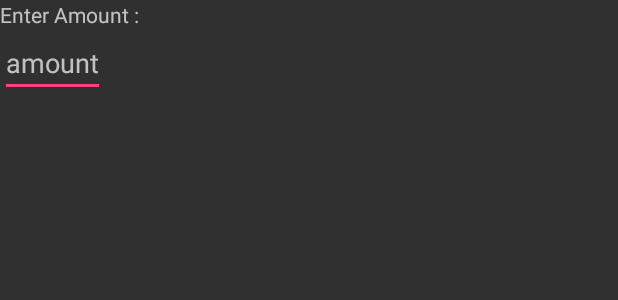
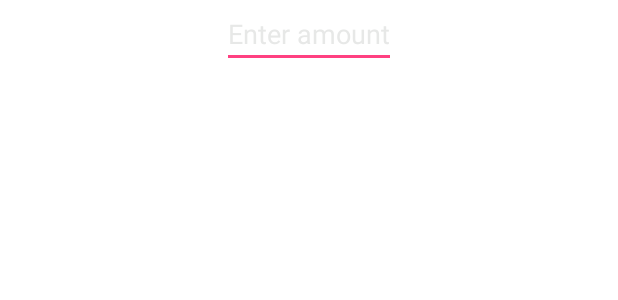
Before and after one commit to saraalhindi7/instapay, an Android app: the layout dialog.xml on its own in the app's theme, with its tools: preview values and no code run, on a phone screen of 412 x 824 dp. Shown: the top 300 px of the screen. Run offline under Robolectric (Android 15) with nearby library versions, the phone set to English and light mode, and no system bars.

Commit message:
adding amount by dialog box

```diff
--- a/app/src/main/java/makkah/wadi/instapay/instapay/BarcodeFragment.java
+++ b/app/src/main/java/makkah/wadi/instapay/instapay/BarcodeFragment.java
@@ -31,7 +31,7 @@ import static android.app.Activity.RESULT_OK;
 import static android.text.TextUtils.isEmpty;
 
 
-public class BarcodeFragment extends Fragment implements BarcodeReader.BarcodeReaderListener{
+public class BarcodeFragment extends Fragment implements BarcodeReader.BarcodeReaderListener {
     private static final String TAG = BarcodeFragment.class.getSimpleName();
 
 
@@ -76,6 +76,7 @@ public class BarcodeFragment extends Fragment implements BarcodeReader.BarcodeRe
         return view;
     }
 
+
     @Override
     public void onScanned(final Barcode barcode) {
         Log.e(TAG, "onScanned: " + barcode.displayValue);
@@ -88,6 +89,7 @@ public class BarcodeFragment extends Fragment implements BarcodeReader.BarcodeRe
                 if(!isEmpty(barcode.displayValue)){
                     makkah.wadi.instapay.instapay.Dialog dialog = makkah.wadi.instapay.instapay.Dialog.newInstance();
                     dialog.show(getFragmentManager(),"dialog");
+
                 }
             }
         });
--- a/app/src/main/java/makkah/wadi/instapay/instapay/ProfileFragment.java
+++ b/app/src/main/java/makkah/wadi/instapay/instapay/ProfileFragment.java
@@ -65,7 +65,7 @@ public class ProfileFragment extends Fragment {
             @Override
             public void onDataChange(@NonNull DataSnapshot dataSnapshot) {
                 String name = dataSnapshot.child("user").child(auth.getUid()).child("name").getValue(String.class);
-                Double balance1 = dataSnapshot.child("user").child(auth.getUid()).child("Balance").getValue(Double.class);;
+                Double balance1 = dataSnapshot.child("user").child(auth.getUid()).child("Balance").getValue(Double.class);
              //
                 Log.e("name", name);
                 Log.e("id", auth.getUid());
--- a/app/src/main/res/layout/dialog.xml
+++ b/app/src/main/res/layout/dialog.xml
@@ -2,17 +2,19 @@
 <LinearLayout
     xmlns:android="http://schemas.android.com/apk/res/android" android:layout_width="match_parent"
     android:layout_height="match_parent"
-    android:orientation="vertical">
+    android:orientation="vertical"
+    android:layout_gravity="center_horizontal"
+    android:background="@color/white">
 
-    <TextView
+
+
+    <EditText
+        android:layout_gravity="center"
+        android:id="@+id/amount"
+        android:textColorHint="#55b8bab8"
         android:layout_width="wrap_content"
         android:layout_height="wrap_content"
-        android:text="Enter Amount :"/>
-
-    <EditText
-        android:id="@+id/amount"
-        android:layout_width="wrap_content"
-        android:layout_height="wrap_content"
-        android:hint="amount"/>
+        android:textColor="#000000"
+        android:hint="Enter amount"/>
 
 </LinearLayout>
```
Also changed, not shown: app/src/main/java/makkah/wadi/instapay/instapay/Dialog.java (+25 -1 lines), app/src/main/res/layout/fragment_barcode.xml (+0 -16 lines).
